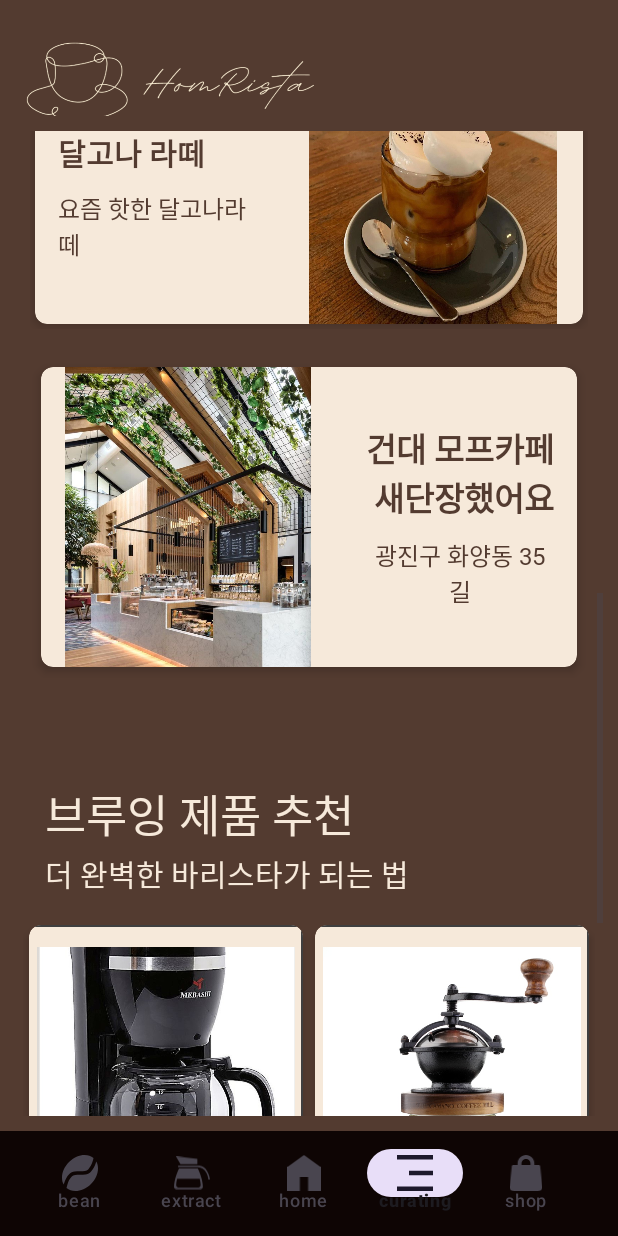
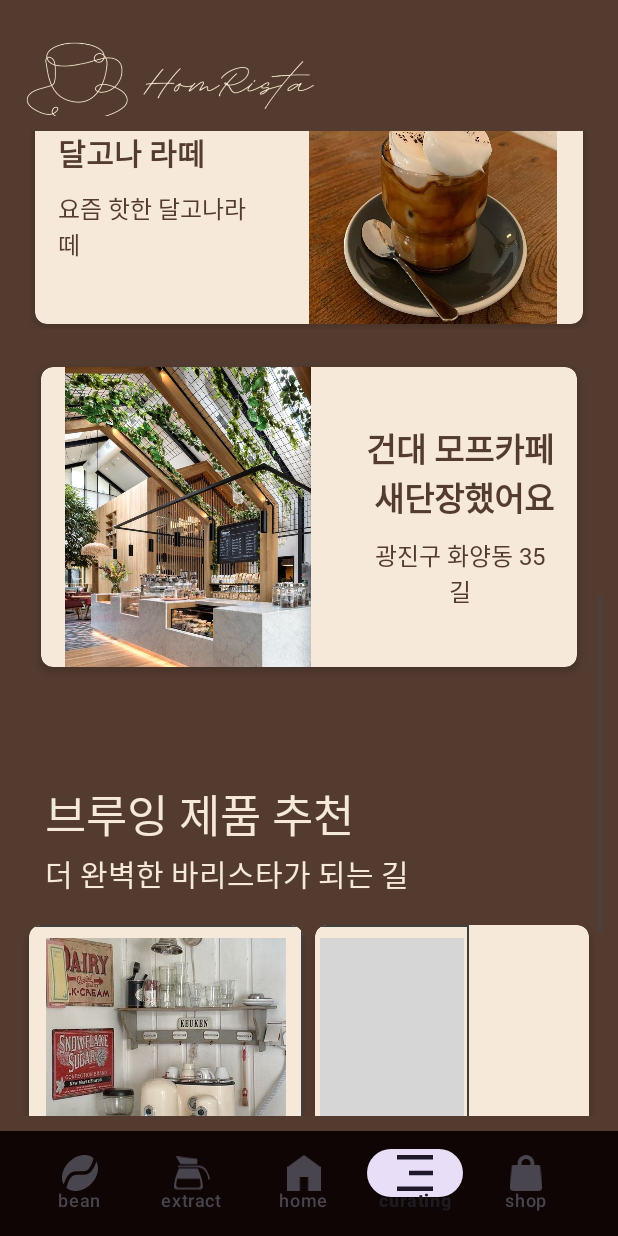
Before and after one commit to 2023-MobileProgramming/HomeRista, an Android app: the screen it shows after launch (MainActivity), item 4 of the bottom bar chosen, scrolled down 946 dp, on a phone screen of 412 x 824 dp. Run offline under Robolectric (Android 15) with nearby library versions, the phone set to English and light mode, and no system bars; our stand-ins replace Room's generated code, androidx.preference; grey boxes are pictures that could not be loaded.

Commit message:
큐래이팅 바뀜2

```diff
--- a/app/src/main/res/layout/fragment_first.xml
+++ b/app/src/main/res/layout/fragment_first.xml
@@ -495,7 +495,7 @@
             <TextView
                 android:layout_width="match_parent"
                 android:layout_height="wrap_content"
-                android:text="더 완벽한 바리스타가 되는 법"
+                android:text="더 완벽한 바리스타가 되는 길"
                 android:textSize="20dp"
                 android:fontFamily="@font/font3"
                 android:typeface="serif"
@@ -532,7 +532,7 @@
                             android:orientation="vertical"
                             android:layout_weight="1"
                             android:background="@drawable/view_border"
-                            android:padding="5dp">
+                            android:padding="3dp">
 
                             <ImageView
                                 android:layout_width="wrap_content"
@@ -551,7 +551,7 @@
                                 android:textColor="#533B30"
                                 android:ellipsize="end"
                                 android:gravity="center"
-                                android:layout_marginTop="5dp"/>
+                                android:layout_marginTop="3dp"/>
 
                             <TextView
                                 android:layout_width="match_parent"
@@ -562,7 +562,7 @@
                                 android:gravity="center"
                                 android:textStyle="bold"
                                 android:textSize="18dp"
-                                android:layout_marginBottom="3dp"/>
+                                android:layout_marginBottom="5dp"/>
                         </LinearLayout>
                     </androidx.cardview.widget.CardView>
 
@@ -581,13 +581,13 @@
                             android:orientation="vertical"
                             android:layout_weight="1"
                             android:background="@drawable/view_border"
-                            android:padding="5dp">
+                            android:padding="3dp">
 
                             <ImageView
                                 android:layout_width="wrap_content"
                                 android:layout_height="180dp"
                                 android:id="@+id/tool3"
-                                android:src="@drawable/tool3"
+                                android:src="@drawable/tool2"
                                 android:layout_marginTop="5dp">
                             </ImageView>
 
@@ -600,7 +600,7 @@
                                 android:textColor="#533B30"
                                 android:ellipsize="end"
                                 android:gravity="center"
-                                android:layout_marginTop="5dp"/>
+                                android:layout_marginTop="3dp"/>
                             <TextView
                                 android:layout_width="match_parent"
                                 android:layout_height="wrap_content"
@@ -610,7 +610,7 @@
                                 android:gravity="center"
                                 android:textStyle="bold"
                                 android:textSize="18dp"
-                                android:layout_marginBottom="3dp"/>
+                                android:layout_marginBottom="5dp"/>
                         </LinearLayout>
                     </androidx.cardview.widget.CardView>
 
@@ -633,14 +633,15 @@
                             android:orientation="vertical"
                             android:layout_weight="1"
                             android:background="@drawable/view_border"
-                            android:padding="5dp">
+                            android:paddingLeft="10dp"
+                            android:paddingRight="10dp">
 
                             <ImageView
                                 android:layout_width="wrap_content"
                                 android:layout_height="180dp"
                                 android:id="@+id/tool6"
                                 android:src="@drawable/tool6"
-                                android:layout_marginTop="5dp">
+                                android:layout_marginTop="0dp">
                             </ImageView>
                             <TextView
                                 android:layout_width="match_parent"
@@ -651,7 +652,7 @@
                                 android:textColor="#533B30"
                                 android:ellipsize="end"
                                 android:gravity="center"
-                                android:layout_marginTop="5dp"/>
+                                android:layout_marginTop="0dp"/>
 
                             <TextView
                                 android:layout_width="match_parent"
@@ -662,7 +663,7 @@
                                 android:textStyle="bold"
                                 android:textColor="#533B30"
                                 android:textSize="18dp"
-                                android:layout_marginBottom="3dp"/>
+                                android:layout_marginBottom="5dp"/>
                         </LinearLayout>
                     </androidx.cardview.widget.CardView>
 
@@ -681,25 +682,26 @@
                             android:orientation="vertical"
                             android:layout_weight="1"
                             android:background="@drawable/view_border"
-                            android:padding="5dp">
+                            android:paddingLeft="10dp"
+                            android:paddingRight="10dp">
 
                             <ImageView
                                 android:layout_width="wrap_content"
                                 android:layout_height="180dp"
-                                android:layout_marginTop="5dp"
+                                android:layout_marginTop="0dp"
                                 android:id="@+id/tool4"
                                 android:src="@drawable/tool4">
                             </ImageView>
                             <TextView
                                 android:layout_width="match_parent"
                                 android:layout_height="25dp"
-                                android:text="캐맥스가 자랑하는 과학적 기구"
+                                android:text="특허 과학적 드리퍼"
                                 android:fontFamily="@font/font2"
                                 android:textColor="#533B30"
                                 android:textSize="13dp"
                                 android:ellipsize="end"
                                 android:gravity="center"
-                                android:layout_marginTop="5dp"/>
+                                android:layout_marginTop="3dp"/>
 
                             <TextView
                                 android:layout_width="match_parent"
@@ -710,7 +712,7 @@
                                 android:gravity="center"
                                 android:textStyle="bold"
                                 android:textSize="18dp"
-                                android:layout_marginBottom="3dp"/>
+                                android:layout_marginBottom="5dp"/>
                         </LinearLayout>
                     </androidx.cardview.widget.CardView>
 
```
Also changed, not shown: app/src/main/res/drawable/content3.jpeg (deleted), app/src/main/res/drawable/tool1.jpeg (deleted), app/src/main/res/drawable/tool1.jpg (added), app/src/main/res/drawable/tool2.jpeg (deleted), app/src/main/res/drawable/tool3.jpeg, 1 other file.
